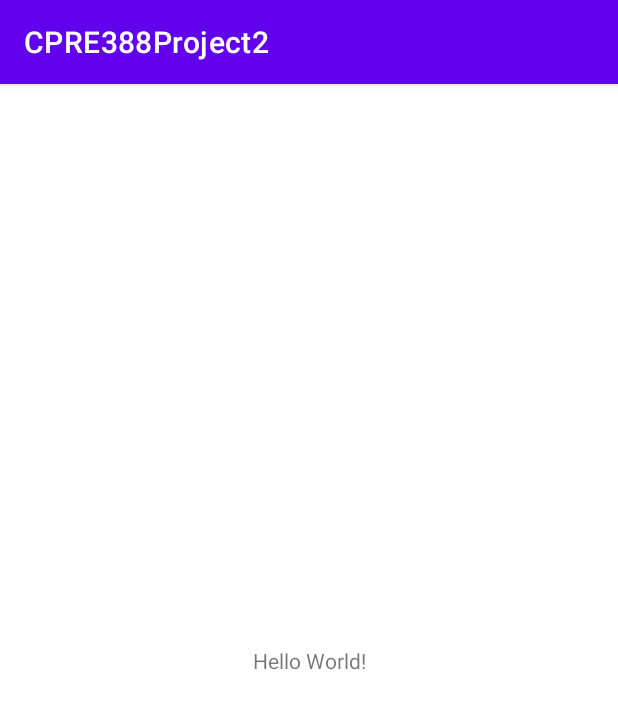
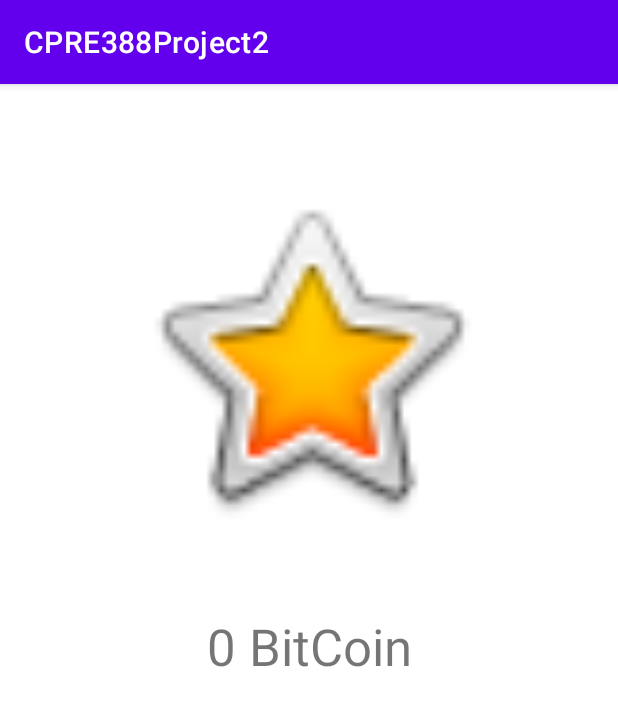
Before and after one commit to adeick/CPRE388Project2, an Android app: the screen it shows after launch (MainActivity), on a phone screen of 412 x 824 dp. Shown: the top 709 px of the screen. Run offline under Robolectric (Android 15) with nearby library versions, the light colour scheme and no system bars.

Commit message:
Added basic bitcoin counter and clicker

```diff
--- a/app/src/main/java/com/example/cpre388project2/MainActivity.java
+++ b/app/src/main/java/com/example/cpre388project2/MainActivity.java
@@ -4,6 +4,8 @@ import androidx.appcompat.app.AppCompatActivity;
 import androidx.lifecycle.ViewModelProvider;
 
 import android.os.Bundle;
+import android.view.View;
+import android.widget.TextView;
 
 import com.example.cpre388project2.storage.BitcoinStorageModel;
 import com.example.cpre388project2.towers.TowerModel;
@@ -22,5 +24,15 @@ public class MainActivity extends AppCompatActivity {
         towerModel = new ViewModelProvider(this).get(TowerModel.class);
 
         bitcoinStorageModel.initialize();
+
+        TextView bitcoinCountTextView = findViewById(R.id.bitcoinCountTextView);
+
+        bitcoinStorageModel.getAmountStored().observe(this, amount -> {
+            bitcoinCountTextView.setText(getString(R.string.bitcoinCountText, bitcoinStorageModel.getAmountStored().getValue(), "Bit"));
+        });
+    }
+
+    public void towerOnClick(View view) {
+        bitcoinStorageModel.storeAmount(1);
     }
 }
--- a/app/src/main/java/com/example/cpre388project2/storage/BitcoinStorageModel.java
+++ b/app/src/main/java/com/example/cpre388project2/storage/BitcoinStorageModel.java
@@ -12,8 +12,12 @@ public class BitcoinStorageModel extends ViewModel {
     }
 
     public void initialize(int level, int amount) {
-        storageLevel = new MutableLiveData<>(level);
-        currentAmountStored = new MutableLiveData<>(amount);
+        if (storageLevel == null) {
+            storageLevel = new MutableLiveData<>(level);
+        }
+        if (currentAmountStored == null) {
+            currentAmountStored = new MutableLiveData<>(amount);
+        }
     }
 
     /**
@@ -91,8 +95,8 @@ public class BitcoinStorageModel extends ViewModel {
      *
      * @return The amount of bitcoin stored.
      */
-    public int getAmountStored() {
-        return currentAmountStored.getValue();
+    public MutableLiveData<Integer> getAmountStored() {
+        return currentAmountStored;
     }
 
     private int storageCapacity() {
--- a/app/src/main/res/layout/activity_main.xml
+++ b/app/src/main/res/layout/activity_main.xml
@@ -7,12 +7,28 @@
     tools:context=".MainActivity">
 
     <TextView
+        android:id="@+id/bitcoinCountTextView"
         android:layout_width="wrap_content"
         android:layout_height="wrap_content"
-        android:text="Hello World!"
-        app:layout_constraintBottom_toBottomOf="parent"
+        android:layout_marginTop="48dp"
+        android:text="@string/bitcoinCountText"
+        android:textSize="34sp"
         app:layout_constraintEnd_toEndOf="parent"
         app:layout_constraintStart_toStartOf="parent"
-        app:layout_constraintTop_toTopOf="parent" />
+        app:layout_constraintTop_toBottomOf="@+id/imageView" />
+
+    <ImageView
+        android:id="@+id/imageView"
+        android:layout_width="0dp"
+        android:layout_height="0dp"
+        android:layout_marginStart="84dp"
+        android:layout_marginTop="60dp"
+        android:layout_marginEnd="84dp"
+        android:onClick="towerOnClick"
+        app:layout_constraintDimensionRatio="H,1:1"
+        app:layout_constraintEnd_toEndOf="parent"
+        app:layout_constraintStart_toStartOf="parent"
+        app:layout_constraintTop_toTopOf="parent"
+        app:srcCompat="@android:drawable/btn_star_big_on" />
 
 </androidx.constraintlayout.widget.ConstraintLayout>
--- a/app/src/main/res/values/strings.xml
+++ b/app/src/main/res/values/strings.xml
@@ -1,3 +1,4 @@
 <resources>
     <string name="app_name">CPRE388Project2</string>
+    <string name="bitcoinCountText">%1$d %2$sCoin</string>
 </resources>
```
